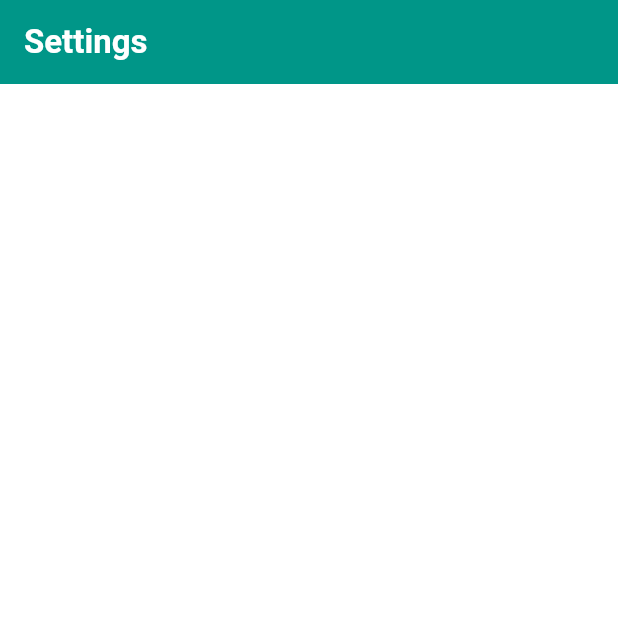
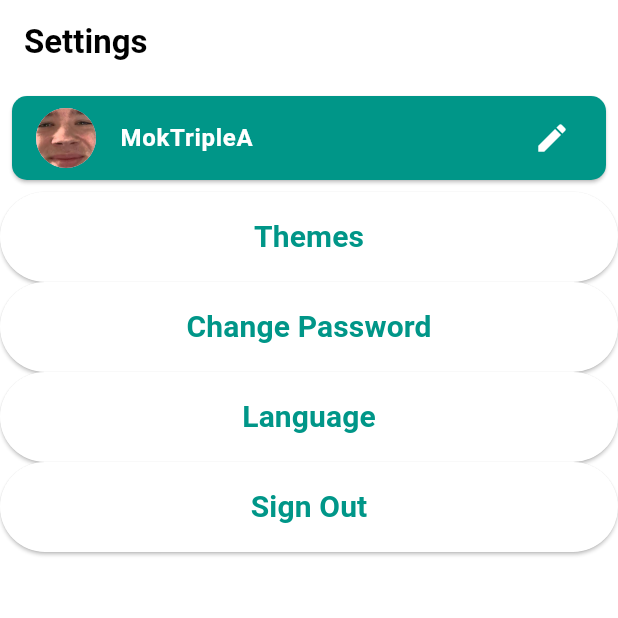
Before and after one commit to daFinndus/Messenger, a Flutter app: the SettingPage screen opened directly, on a phone screen of 412 x 824 dp, the top half of it. Run offline on Flutter 3.47's test engine with Material 2 defaults, Android fonts, the phone set to English and light mode, and no system bars; our stand-ins replace firebase_auth, firebase_core; accounts and stored records are empty.

Commit message:
Changed Settings
Added Profile,
All boxes with function: sign out

```diff
--- a/lib/widgets/components/setting_box.dart
+++ b/lib/widgets/components/setting_box.dart
@@ -2,9 +2,11 @@ import 'package:flutter/material.dart';
 import 'package:messenger/app_colors.dart';
 
 class CustomSettingBox extends StatefulWidget {
+  final String title;
   final Function function;
-  final String title;
-  const CustomSettingBox({super.key, required this.function, required this.title});
+
+  const CustomSettingBox(
+      {super.key, required this.title, required this.function});
 
   @override
   State<CustomSettingBox> createState() => _CustomSettingBoxState();
@@ -13,25 +15,24 @@ class CustomSettingBox extends StatefulWidget {
 class _CustomSettingBoxState extends State<CustomSettingBox> {
   @override
   Widget build(BuildContext context) {
-    return Container(
-      margin: const EdgeInsets.all(8.0),
-      decoration: BoxDecoration(borderRadius: BorderRadius.circular(4)),
+    return SizedBox(
+      width: 500.0,
+      height: 60,
       child: ElevatedButton(
         onPressed: () => widget.function(),
         style: TextButton.styleFrom(
-    shape: RoundedRectangleBorder(
-    borderRadius: BorderRadius.circular(8.0),
-    ),
-    backgroundColor: AppColors.primaryColor,
-    padding: const EdgeInsets.all(8),
+          backgroundColor: Colors.white,
+          padding: const EdgeInsets.all(5),
         ),
         child: Text(
           widget.title,
-    style: TextStyle(
+          style: const TextStyle(
             fontSize: 20.0,
             fontWeight: FontWeight.bold,
-    color: AppColors.brightColor,
+            color: Colors.teal,
           ),
-    )));
+        ),
+      ),
+    );
   }
 }
--- a/lib/widgets/setting_page.dart
+++ b/lib/widgets/setting_page.dart
@@ -1,6 +1,7 @@
 import 'package:flutter/material.dart';
 import 'package:messenger/app_colors.dart';
 import 'package:messenger/widgets/components/setting_box.dart';
+import 'package:firebase_auth/firebase_auth.dart';
 
 class SettingPage extends StatefulWidget {
   const SettingPage({super.key});
@@ -14,14 +15,39 @@ class _SettingsPageState extends State<SettingPage> {
   Widget build(BuildContext context) {
     return Scaffold(
         appBar: AppBar(
-            backgroundColor: AppColors.primaryColor,
+            backgroundColor: AppColors.brightColor,
             title: Text(
               'Settings',
               style: TextStyle(
-                  fontWeight: FontWeight.bold, color: AppColors.brightColor),
+                  fontSize: 22,
+                  fontWeight: FontWeight.bold,
+                  color: AppColors.darkColor),
             )),
-        body: Center(
-            child: Container(
-                margin: const EdgeInsets.all(16.0), child: const Column())));
+      body:  SingleChildScrollView(
+        child: Column(
+          crossAxisAlignment: CrossAxisAlignment.start,
+          children: [
+            Card(
+              shape: RoundedRectangleBorder(borderRadius: BorderRadius.circular(10.0)),
+              margin: const EdgeInsets.all(8.0),
+              color: Colors.teal,
+              child: const ListTile(
+                title: Text("MokTripleA", style: TextStyle(
+                    fontWeight: FontWeight.bold,
+                    color: Colors.white),),
+                leading: CircleAvatar(
+                  backgroundImage: AssetImage("assets/images/Moktriplea.png"),
+                ),
+                  trailing: Icon(Icons.edit, color: Colors.white,)
+              ),
+            ),
+            CustomSettingBox(title: "Themes", function: FirebaseAuth.instance.signOut),
+            CustomSettingBox(title: "Change Password", function: FirebaseAuth.instance.signOut),
+            CustomSettingBox(title: "Language", function: FirebaseAuth.instance.signOut),
+            CustomSettingBox(title: "Sign Out", function: FirebaseAuth.instance.signOut),
+          ],
+        )
+      )
+       );
   }
 }
```
Also changed, not shown: assets/images/Moktriplea.png (added). Lines whose indentation alone changed are shown as unchanged.
